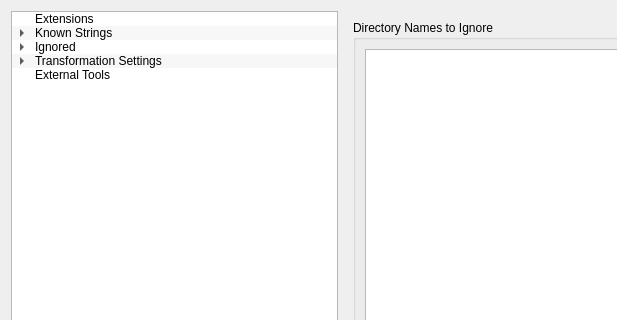
Old version of the form UI/Preferences.ui in the repository towel42-com/MediaManager; both pictures show x 0 to 617 and y 0 to 320 of the 710 by 594 pixel window.
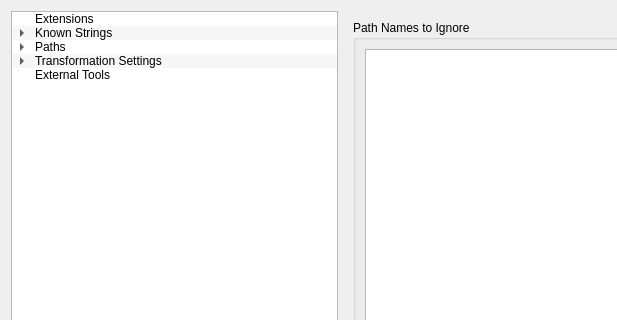
New version of the form. The open tabs and pages were chosen to show the change. Icons and pictures are not drawn. Custom widgets are drawn as their Qt base class.

Commit message: Move dir vs filename skipping to skipping vs ignored

The edit to the form file:
```diff
--- a/UI/Preferences.ui
+++ b/UI/Preferences.ui
@@ -57,7 +57,7 @@
      </item>
      <item>
       <property name="text">
-       <string>Ignored</string>
+       <string>Paths</string>
       </property>
       <item>
        <property name="text">
@@ -312,7 +312,7 @@
        <item>
         <widget class="QGroupBox" name="groupBox_4">
          <property name="title">
-          <string>Directory Names to Ignore</string>
+          <string>Path Names to Ignore</string>
          </property>
          <layout class="QGridLayout" name="gridLayout_10">
           <item row="0" column="0" rowspan="3">
```
Left out of the diff: 20 changed lines with no effect on the pictures. The commit also changes 13 other files.
